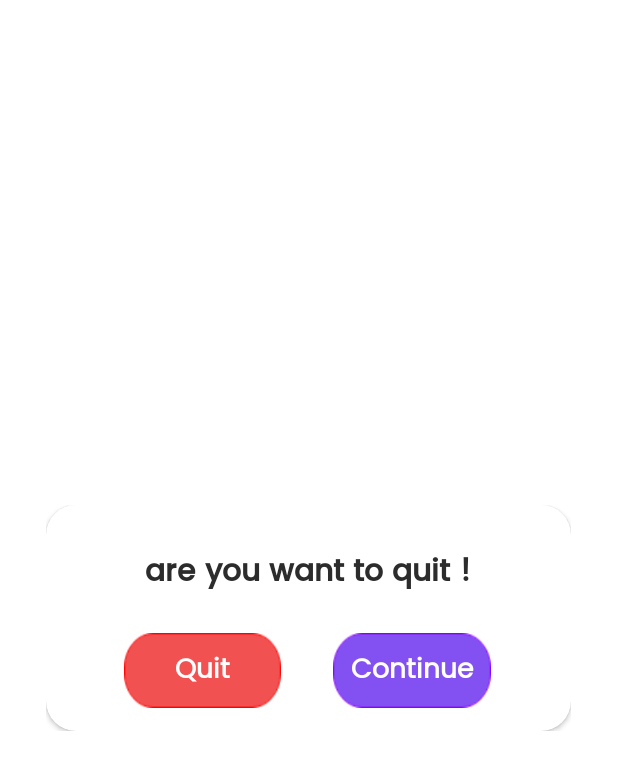
After one commit to Abdullah-Sheikh/Tictactoe_in_Android, an Android app: the layout quit_dialog.xml on its own in the app's theme, with its tools: preview values and no code run, on a phone screen of 412 x 824 dp. The commit adds this screen. Shown: the top 770 px of the screen. Run offline under Robolectric (Android 15) with nearby library versions, the phone set to English and light mode, and no system bars.

Commit message:
Quit dialog added

```diff
--- a/app/build.gradle
+++ b/app/build.gradle
@@ -39,6 +39,9 @@ dependencies {
 
     implementation 'pl.droidsonroids.gif:android-gif-drawable:1.2.22'
 
+
+    implementation 'com.google.android.play:core:1.8.0'
+
     implementation 'de.hdodenhof:circleimageview:3.1.0'
     implementation 'com.mikhaellopez:circularimageview:4.3.0'
 
--- a/app/src/main/java/com/techsoldev/tictactoegame/AiGameActivity.java
+++ b/app/src/main/java/com/techsoldev/tictactoegame/AiGameActivity.java
@@ -641,6 +641,8 @@ public class AiGameActivity extends AppCompatActivity implements View.OnClickLis
 
         dialog.setContentView(R.layout.celebrate_dialog);
         dialog.getWindow().setBackgroundDrawable(new ColorDrawable(Color.TRANSPARENT));
+        dialog.setCanceledOnTouchOutside(false);
+
 
         LottieAnimationView animationView = dialog.findViewById(R.id.celebrate_animationView);
         LinearLayout linearLayout = dialog.findViewById(R.id.container_1);
@@ -694,6 +696,8 @@ public class AiGameActivity extends AppCompatActivity implements View.OnClickLis
 
         drawdialog.setContentView(R.layout.draw_dialog);
         drawdialog.getWindow().setBackgroundDrawable(new ColorDrawable(Color.TRANSPARENT));
+        drawdialog.setCanceledOnTouchOutside(false);
+
 
         Button quitBtn = drawdialog.findViewById(R.id.offline_game_draw_quit_btn);
         Button continueBtn = drawdialog.findViewById(R.id.offline_game_draw_continue_btn);
@@ -724,6 +728,8 @@ public class AiGameActivity extends AppCompatActivity implements View.OnClickLis
 
         robotdialog.setContentView(R.layout.robot_win_dialog);
         robotdialog.getWindow().setBackgroundDrawable(new ColorDrawable(Color.TRANSPARENT));
+        robotdialog.setCanceledOnTouchOutside(false);
+
 
         Button quitBtn = robotdialog.findViewById(R.id.offline_game_draw_quit_btn);
         Button continueBtn = robotdialog.findViewById(R.id.offline_game_draw_continue_btn);
--- a/app/src/main/java/com/techsoldev/tictactoegame/MyServices.java
+++ b/app/src/main/java/com/techsoldev/tictactoegame/MyServices.java
@@ -3,6 +3,7 @@ package com.techsoldev.tictactoegame;
 public class MyServices {
 
     public static boolean VIBRATION_CHECK=false;
+    public static boolean SOUND_CHECK=true;
 
 
 
--- a/app/src/main/java/com/techsoldev/tictactoegame/OfflineGameActivity.java
+++ b/app/src/main/java/com/techsoldev/tictactoegame/OfflineGameActivity.java
@@ -529,6 +529,8 @@ public class OfflineGameActivity extends AppCompatActivity implements View.OnCli
 
         dialog.setContentView(R.layout.celebrate_dialog);
         dialog.getWindow().setBackgroundDrawable(new ColorDrawable(Color.TRANSPARENT));
+        dialog.setCanceledOnTouchOutside(false);
+
 
         LottieAnimationView animationView = dialog.findViewById(R.id.celebrate_animationView);
         LinearLayout linearLayout = dialog.findViewById(R.id.container_1);
@@ -584,6 +586,8 @@ public class OfflineGameActivity extends AppCompatActivity implements View.OnCli
 
         drawdialog.setContentView(R.layout.draw_dialog);
         drawdialog.getWindow().setBackgroundDrawable(new ColorDrawable(Color.TRANSPARENT));
+        dialog.setCanceledOnTouchOutside(false);
+
 
         Button quitBtn = drawdialog.findViewById(R.id.offline_game_draw_quit_btn);
         Button continueBtn = drawdialog.findViewById(R.id.offline_game_draw_continue_btn);
--- a/app/src/main/res/layout/activity_settings.xml
+++ b/app/src/main/res/layout/activity_settings.xml
@@ -206,6 +206,7 @@
 
 
     <LinearLayout
+        android:id="@+id/rate_us_layout"
         android:layout_width="match_parent"
         android:layout_height="0dp"
         android:layout_weight="0.85"
@@ -260,6 +261,7 @@
 
 
     <LinearLayout
+        android:id="@+id/feedback_layout"
         android:layout_width="match_parent"
         android:layout_height="0dp"
         android:layout_weight="0.85"
--- /dev/null
+++ b/app/src/main/res/layout/quit_dialog.xml
@@ -0,0 +1,108 @@
+<?xml version="1.0" encoding="utf-8"?>
+<LinearLayout xmlns:android="http://schemas.android.com/apk/res/android"
+    android:layout_width="350dp"
+    android:layout_gravity="center"
+    xmlns:app="http://schemas.android.com/apk/res-auto"
+    android:layout_height="wrap_content"
+    android:orientation="vertical">
+
+     <androidx.cardview.widget.CardView
+        android:layout_width="match_parent"
+        android:layout_height="match_parent"
+        app:cardCornerRadius="20dp">
+
+        <LinearLayout
+         android:layout_width="match_parent"
+         android:layout_height="match_parent"
+         android:orientation="vertical">
+
+
+
+            <LinearLayout
+                android:layout_width="match_parent"
+                android:layout_height="wrap_content"
+                android:orientation="vertical">
+
+
+                <TextView
+                    android:layout_width="match_parent"
+                    android:layout_height="50dp"
+                    android:layout_marginTop="20dp"
+                    android:text="are you want to quit !"
+                    android:layout_gravity="center"
+                    android:gravity="center"
+                    android:textSize="20dp"
+                    android:fontFamily="@font/poppins_medium"
+                    android:textColor="#2C2C2C"
+                    android:textStyle="bold"
+                    android:textAllCaps="false"></TextView>
+
+
+                <LinearLayout
+                    android:layout_width="match_parent"
+                    android:layout_height="50dp"
+                    android:layout_marginTop="15dp"
+                    android:layout_marginBottom="15dp"
+                    android:orientation="horizontal"
+                    android:weightSum="10">
+
+                    <View
+                        android:layout_width="0dp"
+                        android:layout_height="match_parent"
+                        android:layout_weight="1.5"
+                        ></View>
+
+                    <androidx.appcompat.widget.AppCompatButton
+                        android:id="@+id/quit_btn"
+                        android:layout_width="0dp"
+                        android:layout_height="wrap_content"
+                        android:layout_weight="3"
+                        android:text="Quit"
+                        android:textSize="18dp"
+                        android:fontFamily="@font/poppins_regular"
+                        android:textStyle="bold"
+                        android:textColor="@color/white"
+                        android:textAllCaps="false"
+                        android:layout_gravity="center"
+
+                        android:background="@drawable/red_button">
+
+                    </androidx.appcompat.widget.AppCompatButton>
+
+                    <View
+                        android:layout_width="0dp"
+                        android:layout_height="match_parent"
+                        android:layout_weight="1"
+                        ></View>
+
+                    <androidx.appcompat.widget.AppCompatButton
+                        android:id="@+id/continue_btn"
+                        android:layout_width="0dp"
+                        android:layout_height="wrap_content"
+                        android:layout_weight="3"
+                        android:text="Continue"
+                        android:textSize="18dp"
+                        android:fontFamily="@font/poppins_regular"
+                        android:textStyle="bold"
+                        android:textColor="@color/white"
+                        android:textAllCaps="false"
+                        android:layout_gravity="center"
+                        android:gravity="center"
+                        android:background="@drawable/purple_btn"></androidx.appcompat.widget.AppCompatButton>
+
+                    <View
+                        android:layout_width="0dp"
+                        android:layout_height="match_parent"
+                        android:layout_weight="1.5"
+                        ></View>
+                </LinearLayout>
+
+            </LinearLayout>
+
+         </LinearLayout>
+
+    </androidx.cardview.widget.CardView>
+
+
+
+</LinearLayout>
```
Also changed, not shown: app/src/main/java/com/techsoldev/tictactoegame/SettingsActivity.java (+104 -0 lines), app/src/main/res/drawable-v24/purple_btn.png (added), app/src/main/res/drawable-v24/red_button.png (added).
